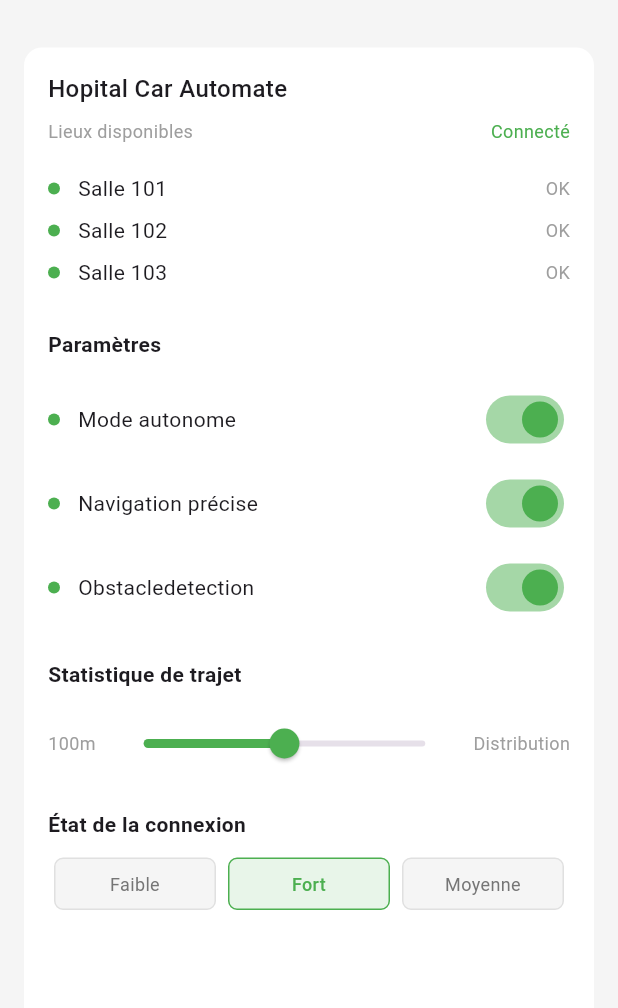
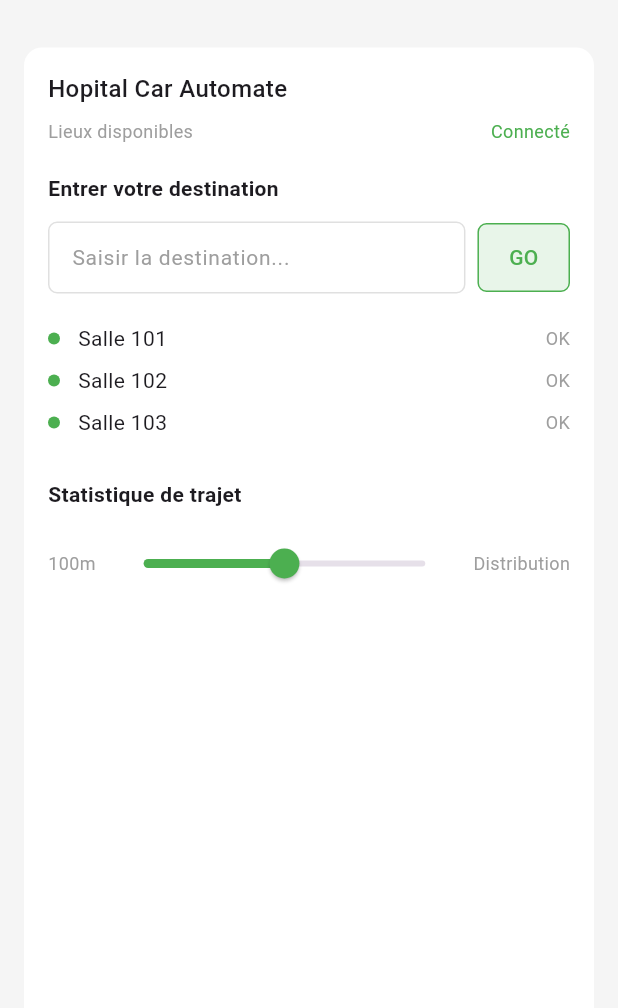
Before and after one commit to emilienbld/medical-motor-automobile, a Flutter app: the screen it shows after launch, after a tap on "Connexion", after a tap on "WiFi", after a tap on "Automatique", on a phone screen of 412 x 824 dp, the part 50-1058 px from its top. Run offline on Flutter 3.47's test engine with Material 3 defaults, Android fonts, the phone set to English and light mode, and no system bars; our stand-ins replace device_info_plus, flutter_blue_plus, location, permission_handler, webview_flutter; missing offline and left inert: android_intent_plus, flutter_joystick, wifi_scan; Roboto replaces fonts that are missing (SF Pro).

Commit message:
modif page automatique et arduino gps + début déplacement

```diff
--- a/lib/screens/automatique_page.dart
+++ b/lib/screens/automatique_page.dart
@@ -1,5 +1,4 @@
 import 'package:flutter/material.dart';
-import '../widgets/parameter_item.dart';
 
 class AutomatiquePage extends StatefulWidget {
   const AutomatiquePage({Key? key}) : super(key: key);
@@ -9,17 +8,49 @@ class AutomatiquePage extends StatefulWidget {
 }
 
 class _AutomatiquePageState extends State<AutomatiquePage> {
-  bool modeAutonome = true;
-  bool navigationPrecise = true;
-  bool obstacleDetection = true;
+  final TextEditingController _destinationController = TextEditingController();
   double statistiqueTrajet = 100;
-  String etatConnexion = 'Fort';
 
   List<Map<String, String>> locations = [
     {'name': 'Salle 101', 'status': 'OK'},
     {'name': 'Salle 102', 'status': 'OK'},
     {'name': 'Salle 103', 'status': 'OK'},
   ];
+
+  void _handleGoButtonPressed() {
+    String destination = _destinationController.text.trim();
+    if (destination.isNotEmpty) {
+      // Ici vous pouvez envoyer les données
+      print('Destination sélectionnée: $destination');
+      // Exemple d'envoi de données - remplacez par votre logique
+      _sendDestinationData(destination);
+    } else {
+      // Afficher un message d'erreur si le champ est vide
+      ScaffoldMessenger.of(context).showSnackBar(
+        const SnackBar(
+          content: Text('Veuillez entrer une destination'),
+          backgroundColor: Colors.red,
+        ),
+      );
+    }
+  }
+
+  void _sendDestinationData(String destination) {
+    // Implémentez ici votre logique d'envoi de données
+    // Par exemple: appel API, navigation, etc.
+    ScaffoldMessenger.of(context).showSnackBar(
+      SnackBar(
+        content: Text('Destination envoyée: $destination'),
+        backgroundColor: Colors.green,
+      ),
+    );
+  }
+
+  @override
+  void dispose() {
+    _destinationController.dispose();
+    super.dispose();
+  }
 
   @override
   Widget build(BuildContext context) {
@@ -65,14 +96,9 @@ class _AutomatiquePageState extends State<AutomatiquePage> {
               ),
               const SizedBox(height: 20),
 
-              // Location list
-              ...locations.map((location) => _buildLocationItem(location)),
-
-              const SizedBox(height: 20),
-
-              // Parameters
+              // Destination Input Section
               const Text(
-                'Paramètres',
+                'Entrer votre destination',
                 style: TextStyle(
                   fontSize: 14,
                   fontWeight: FontWeight.w600,
@@ -80,21 +106,66 @@ class _AutomatiquePageState extends State<AutomatiquePage> {
               ),
               const SizedBox(height: 12),
 
-              ParameterItem(
-                title: 'Mode autonome',
-                value: modeAutonome,
-                onChanged: (value) => setState(() => modeAutonome = value),
+              Row(
+                children: [
+                  Expanded(
+                    child: TextField(
+                      controller: _destinationController,
+                      decoration: InputDecoration(
+                        hintText: 'Saisir la destination...',
+                        hintStyle: TextStyle(
+                          fontSize: 14,
+                          color: Colors.grey[500],
+                        ),
+                        border: OutlineInputBorder(
+                          borderRadius: BorderRadius.circular(6),
+                          borderSide: BorderSide(color: Colors.grey[300]!),
+                        ),
+                        enabledBorder: OutlineInputBorder(
+                          borderRadius: BorderRadius.circular(6),
+                          borderSide: BorderSide(color: Colors.grey[300]!),
+                        ),
+                        focusedBorder: OutlineInputBorder(
+                          borderRadius: BorderRadius.circular(6),
+                          borderSide: const BorderSide(color: Colors.green),
+                        ),
+                        contentPadding: const EdgeInsets.symmetric(
+                          horizontal: 12,
+                          vertical: 12,
+                        ),
+                      ),
+                    ),
+                  ),
+                  const SizedBox(width: 8),
+                  GestureDetector(
+                    onTap: _handleGoButtonPressed,
+                    child: Container(
+                      padding: const EdgeInsets.symmetric(
+                        horizontal: 20,
+                        vertical: 12,
+                      ),
+                      decoration: BoxDecoration(
+                        color: Colors.green[50],
+                        borderRadius: BorderRadius.circular(6),
+                        border: Border.all(color: Colors.green),
+                      ),
+                      child: const Text(
+                        'GO',
+                        style: TextStyle(
+                          fontSize: 14,
+                          color: Colors.green,
+                          fontWeight: FontWeight.w500,
+                        ),
+                      ),
+                    ),
+                  ),
+                ],
               ),
-              ParameterItem(
-                title: 'Navigation précise',
-                value: navigationPrecise,
-                onChanged: (value) => setState(() => navigationPrecise = value),
-              ),
-              ParameterItem(
-                title: 'Obstacledetection',
-                value: obstacleDetection,
-                onChanged: (value) => setState(() => obstacleDetection = value),
-              ),
+
+              const SizedBox(height: 20),
+
+              // Location list
+              ...locations.map((location) => _buildLocationItem(location)),
 
               const SizedBox(height: 20),
 
@@ -126,26 +197,6 @@ class _AutomatiquePageState extends State<AutomatiquePage> {
                   const SizedBox(width: 8),
                   const Text('Distribution',
                       style: TextStyle(fontSize: 12, color: Colors.grey)),
-                ],
-              ),
-
-              const SizedBox(height: 20),
-
-              // Connection Status
-              const Text(
-                'État de la connexion',
-                style: TextStyle(
-                  fontSize: 14,
-                  fontWeight: FontWeight.w600,
-                ),
-              ),
-              const SizedBox(height: 12),
-
-              Row(
-                children: [
-                  _buildConnectionStatus('Faible', etatConnexion == 'Faible'),
-                  _buildConnectionStatus('Fort', etatConnexion == 'Fort'),
-                  _buildConnectionStatus('Moyenne', etatConnexion == 'Moyenne'),
                 ],
               ),
             ],
@@ -186,32 +237,4 @@ class _AutomatiquePageState extends State<AutomatiquePage> {
       ),
     );
   }
-
-  Widget _buildConnectionStatus(String label, bool isSelected) {
-    return Expanded(
-      child: GestureDetector(
-        onTap: () => setState(() => etatConnexion = label),
-        child: Container(
-          margin: const EdgeInsets.symmetric(horizontal: 4),
-          padding: const EdgeInsets.symmetric(vertical: 8),
-          decoration: BoxDecoration(
-            color: isSelected ? Colors.green[50] : Colors.grey[100],
-            borderRadius: BorderRadius.circular(6),
-            border: Border.all(
-              color: isSelected ? Colors.green : Colors.grey[300]!,
-            ),
-          ),
-          child: Text(
-            label,
-            textAlign: TextAlign.center,
-            style: TextStyle(
-              fontSize: 12,
-              color: isSelected ? Colors.green : Colors.grey[600],
-              fontWeight: isSelected ? FontWeight.w500 : FontWeight.normal,
-            ),
-          ),
-        ),
-      ),
-    );
-  }
 }
```
Also changed, not shown: 2 other files.
